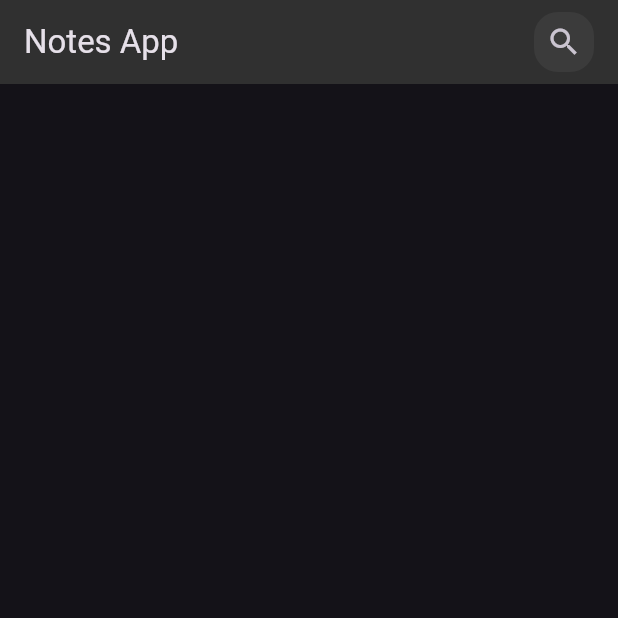
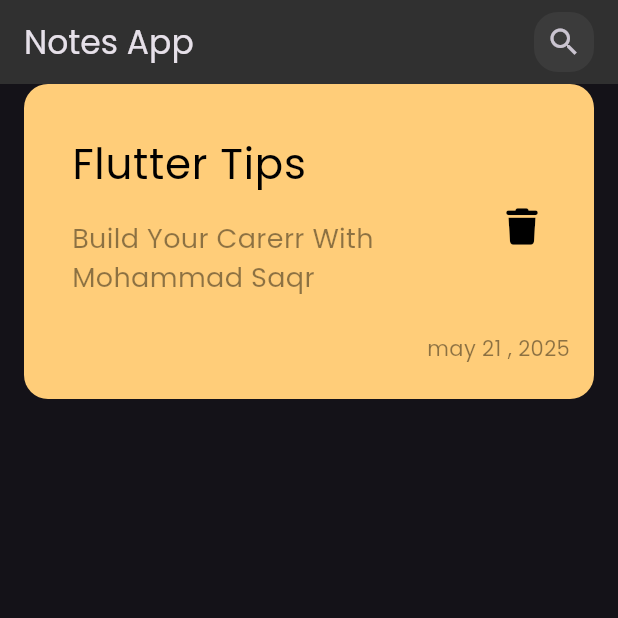
Before and after one commit to MohamedSaqr4/notes_app, a Flutter app: the screen it shows after launch, on a phone screen of 412 x 824 dp, the top half of it. Run offline on Flutter 3.47's test engine with Material 3 defaults, Android fonts, the phone set to English and light mode, and no system bars; our stand-ins replace font_awesome_flutter.

Commit message:
creare note item

```diff
--- a/lib/main.dart
+++ b/lib/main.dart
@@ -12,7 +12,7 @@ class NotesApp extends StatelessWidget {
   Widget build(BuildContext context) {
     return MaterialApp(
       debugShowCheckedModeBanner: false,
-      theme: ThemeData.dark(),
+      theme: ThemeData(brightness: Brightness.dark, fontFamily: 'Poppins'),
       home: const NotesView(),
     );
   }
--- /dev/null
+++ b/lib/views/widgets/CustomNoteItem.dart
@@ -0,0 +1,49 @@
+
+import 'package:flutter/material.dart';
+import 'package:font_awesome_flutter/font_awesome_flutter.dart';
+
+class NoteItem extends StatelessWidget {
+  const NoteItem({
+    super.key,
+  });
+
+  @override
+  Widget build(BuildContext context) {
+    return Container(
+        padding: EdgeInsets.only(top: 24, bottom: 24, left: 16),
+        decoration: BoxDecoration(
+            color: Color(0xffffcd79),
+            borderRadius: BorderRadius.circular(16)),
+        child:
+            Column(crossAxisAlignment: CrossAxisAlignment.end, children: [
+          ListTile(
+            title: const Text(
+              'Flutter Tips',
+              style: TextStyle(color: Colors.black, fontSize: 28),
+            ),
+            subtitle: Padding(
+              padding: const EdgeInsets.symmetric(vertical: 16),
+              child: Text(
+                'Build Your Carerr With Mohammad Saqr',
+                style: TextStyle(
+                    color: Colors.black.withOpacity(.45), fontSize: 18),
+              ),
+            ),
+            trailing: IconButton(
+                onPressed: () {},
+                icon: const Icon(
+                  FontAwesomeIcons.trash,
+                  size: 24,
+                  color: Colors.black,
+                )),
+          ),
+          Padding(
+            padding: const EdgeInsets.only(right: 16),
+            child: Text(
+              'may 21 , 2025',
+              style: TextStyle(color: Colors.black.withOpacity(.45)),
+            ),
+          )
+        ]));
+  }
+}
--- a/lib/views/widgets/NotesViewBody.dart
+++ b/lib/views/widgets/NotesViewBody.dart
@@ -1,4 +1,5 @@
 import 'package:flutter/material.dart';
+import 'package:note_app/views/widgets/CustomNoteItem.dart';
 
 class NotesViewBody extends StatelessWidget {
   const NotesViewBody({
@@ -7,6 +8,11 @@ class NotesViewBody extends StatelessWidget {
 
   @override
   Widget build(BuildContext context) {
-    return Column(children: [Container()]);
+    return const Padding(
+      padding: EdgeInsets.symmetric(horizontal: 16.0),
+      child: Column(children: [
+        NoteItem(),
+      ]),
+    );
   }
 }
```
Also changed, not shown: pubspec.yaml (+7 -28 lines), assets/fonts/Poppins-Regular.ttf (added), pubspec.lock.
